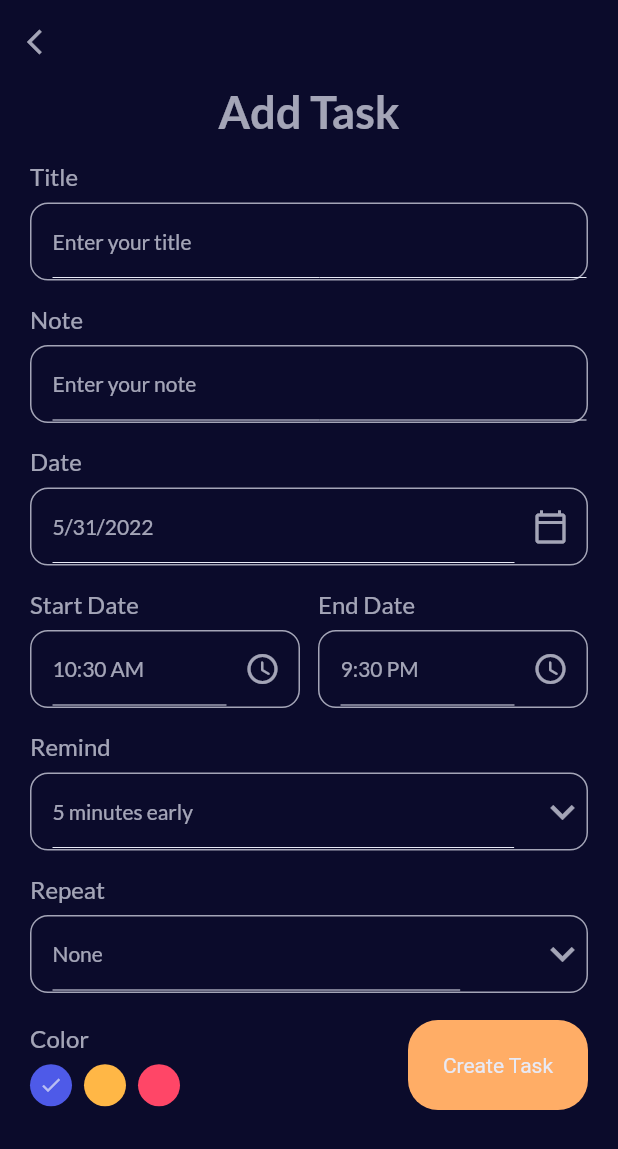
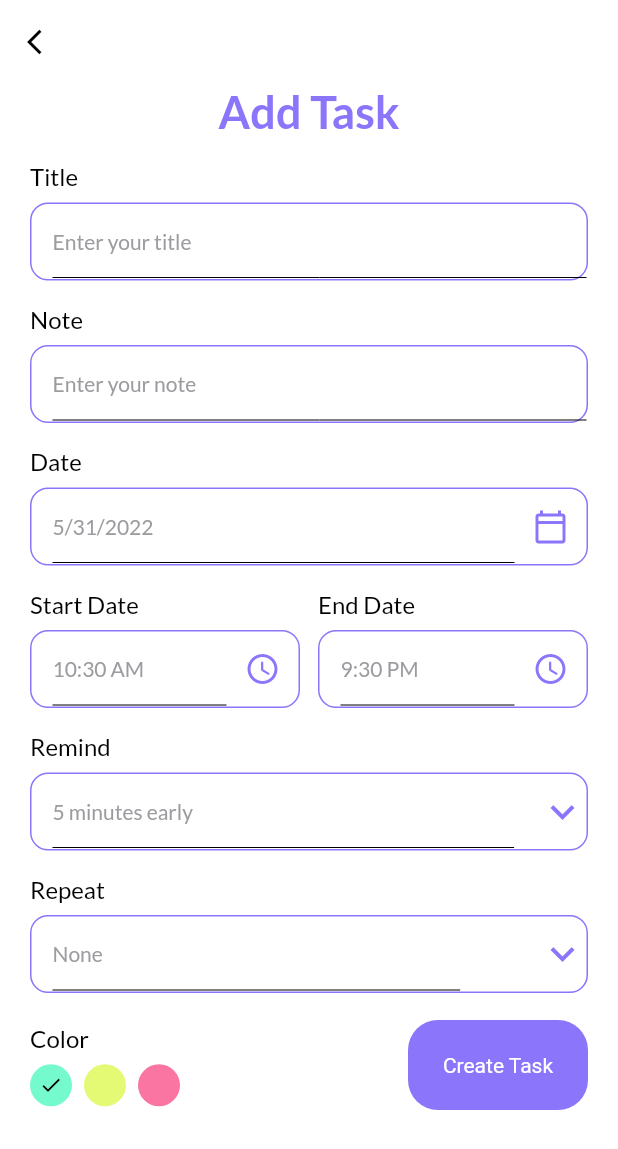
Before and after one commit to Tarik-OFKIR/Tasks_App_Project, a Flutter app: the screen it shows after launch, after a tap on "+ Add Task", on a phone screen of 412 x 824 dp. Shown: the top 1149 px of the screen. Run offline on Flutter 3.47's test engine with Material 2 defaults, Android fonts, the phone set to English and light mode, and no system bars; our stand-ins replace date_picker_timeline, flutter_local_notifications, flutter_native_timezone, flutter_screenutil, flutter_staggered_animations, get and 5 more; missing offline and left inert: dart:ffi; accounts and stored records are empty; Roboto replaces fonts that are missing (Poppins).

```diff
--- a/lib/Themes/them.dart
+++ b/lib/Themes/them.dart
@@ -12,29 +12,34 @@ import 'package:google_fonts/google_fonts.dart';
 const Color darkBlue =  Color(0xFF0B0B2B);
  // Color bluelight = Color(0xff2c3fd4);
 const Color white =  Color(0xffe8eaf6);
-const Color white_ =  Color(0xb0e8eaf6);
+const Color white_ =  Color(0xb0babbc0);
+const Color gray =  Color(0xff9b9c9f);
 const Color orange =  Color(0xffff8305);
-const Color lightOrange =  Color(0xffffad66);
+const Color lightOrange =  Color(0xff8b75fa);
 
 
 
-const Color bluishClr = Color(0xFF4e5ae8);
-const Color yellowClr = Color(0xFFFFB746);
-const Color pinkClr = Color(0xFFff4667);
-
+// const Color bluishClr = Color(0xFF4e5ae8);
+// const Color yellowClr = Color(0xFFFFB746);
+// const Color pinkClr = Color(0xFFff4667);
+const Color pinkClr = Color(0xfffa75a2);
+const Color yellowClr = Color(0xffe4fa75);
+const Color bluishClr = Color(0xff75facd);
 
 class Themes {
   static final light = ThemeData(
     brightness: Brightness.light,
     colorScheme: ThemeData().colorScheme.copyWith(
-        primary: white,
-        secondary: white_,
+        primary:Colors.black ,
+        secondary:Colors.black ,
         tertiary: lightOrange,
-        background: darkBlue,
+        // background: darkBlue,
+        background: Colors.white,
+        onBackground: gray,
         brightness: Brightness.light
     ),
     backgroundColor: Colors.white,
-    scaffoldBackgroundColor: darkBlue,
+    scaffoldBackgroundColor: Colors.white,
     useMaterial3: false,
     fontFamily: 'Poppins',
     textTheme: const TextTheme(),
@@ -70,28 +75,28 @@ TextStyle get subHeadingStyle{
 }
 TextStyle get headingStyle{
   return GoogleFonts.lato (
-      textStyle: const TextStyle(
+      textStyle:  TextStyle(
           fontSize: 30,
           fontWeight: FontWeight.bold,
-          color: white_
+          color: Themes.light.colorScheme.tertiary
       )
   );
 }
 TextStyle get titleStyle{
   return GoogleFonts.lato (
-      textStyle: const TextStyle(
+      textStyle:  TextStyle(
           fontSize: 16,
           fontWeight: FontWeight.w400,
-          color: white_
+          color: Themes.light.colorScheme.primary,
       )
   );
 }
 TextStyle get subTitleStyle{
   return GoogleFonts.lato (
-      textStyle: const TextStyle(
+      textStyle:  TextStyle(
           fontSize: 14,
           fontWeight: FontWeight.w400,
-          color: white_
+          color: Themes.light.colorScheme.onBackground,
       )
   );
 }
--- a/lib/ui/add_task_bar.dart
+++ b/lib/ui/add_task_bar.dart
@@ -56,7 +56,7 @@ class _AddTaskPageState extends State<AddTaskPage> {
               MyInputField(title: "Date", hint: DateFormat.yMd().format(_selectedDate),
               widget: IconButton(
                 icon:  Icon(Icons.calendar_today_outlined,
-                color:Theme.of(context).colorScheme.secondary,
+                color:Theme.of(context).colorScheme.tertiary,
                 ),
                 onPressed: () {
                   _getDateFromUser();
@@ -76,7 +76,7 @@ class _AddTaskPageState extends State<AddTaskPage> {
                           },
                           icon:  Icon(
                             Icons.access_time_rounded,
-                            color:Theme.of(context).colorScheme.secondary,
+                            color:Theme.of(context).colorScheme.tertiary,
                           ),
 
                         ),
@@ -92,7 +92,7 @@ class _AddTaskPageState extends State<AddTaskPage> {
                           },
                           icon:  Icon(
                             Icons.access_time_rounded,
-                            color:Theme.of(context).colorScheme.secondary,
+                            color:Theme.of(context).colorScheme.tertiary,
                           ),
 
                         ),
@@ -102,7 +102,7 @@ class _AddTaskPageState extends State<AddTaskPage> {
               MyInputField(title: "Remind", hint: "$_selectedRemind minutes early",
               widget:DropdownButton(
                 icon:  Icon(Icons.keyboard_arrow_down,
-                color: Theme.of(context).colorScheme.secondary,
+                color: Theme.of(context).colorScheme.tertiary,
               ),
               iconSize: 32,
               elevation: 4,
@@ -131,7 +131,7 @@ class _AddTaskPageState extends State<AddTaskPage> {
               MyInputField(title: "Repeat", hint: "$_selectedRepeat ",
                   widget:DropdownButton(
                     icon:  Icon(Icons.keyboard_arrow_down,
-                      color: Theme.of(context).colorScheme.secondary,
+                      color: Theme.of(context).colorScheme.tertiary,
                     ),
                     iconSize: 32,
                     elevation: 4,
--- a/lib/ui/home_page.dart
+++ b/lib/ui/home_page.dart
@@ -210,11 +210,8 @@ class _HomePageState extends State<HomePage> {
         decoration: BoxDecoration(
           border: Border.all(
               width: 2,
-              color: isClose == true
-                  ? Get.isDarkMode
-                      ? Colors.grey[600]!
-                      : Colors.grey[300]!
-                  : clr),
+              color: Colors.grey[600]!,
+                      ),
           borderRadius: BorderRadius.circular(20),
           color: isClose == true ? Colors.transparent : clr,
         ),
@@ -239,8 +236,8 @@ class _HomePageState extends State<HomePage> {
         height: 100,
         width: 80,
         initialSelectedDate: DateTime.now(),
-        selectionColor: Theme.of(context).colorScheme.secondary,
-        selectedTextColor: Theme.of(context).colorScheme.secondary,
+        selectionColor: Theme.of(context).colorScheme.tertiary,
+        selectedTextColor: Theme.of(context).colorScheme.background,
         dateTextStyle: GoogleFonts.lato(
             textStyle: TextStyle(
                 fontSize: 20,
--- a/lib/ui/widgets/button.dart
+++ b/lib/ui/widgets/button.dart
@@ -23,7 +23,7 @@ class MyButton extends StatelessWidget {
           child: Text(
           label,
           style:  TextStyle(
-            color: Theme.of(context).colorScheme.primary ,
+            color: Theme.of(context).colorScheme.background ,
           ),
           textAlign: TextAlign.center,
 
--- a/lib/ui/widgets/input_field.dart
+++ b/lib/ui/widgets/input_field.dart
@@ -33,7 +33,7 @@ class MyInputField extends StatelessWidget {
               padding: const EdgeInsets.only(left: 14),
               decoration: BoxDecoration(
                 border: Border.all(
-                  color: Theme.of(context).colorScheme.secondary,
+                  color: Theme.of(context).colorScheme.tertiary,
                   width: 1.0
                 ),
                 borderRadius: BorderRadius.circular(12)
```
Also changed, not shown: lib/ui/notified_page.dart (+4 -4 lines), lib/ui/widgets/task_tile.dart (+4 -4 lines).
